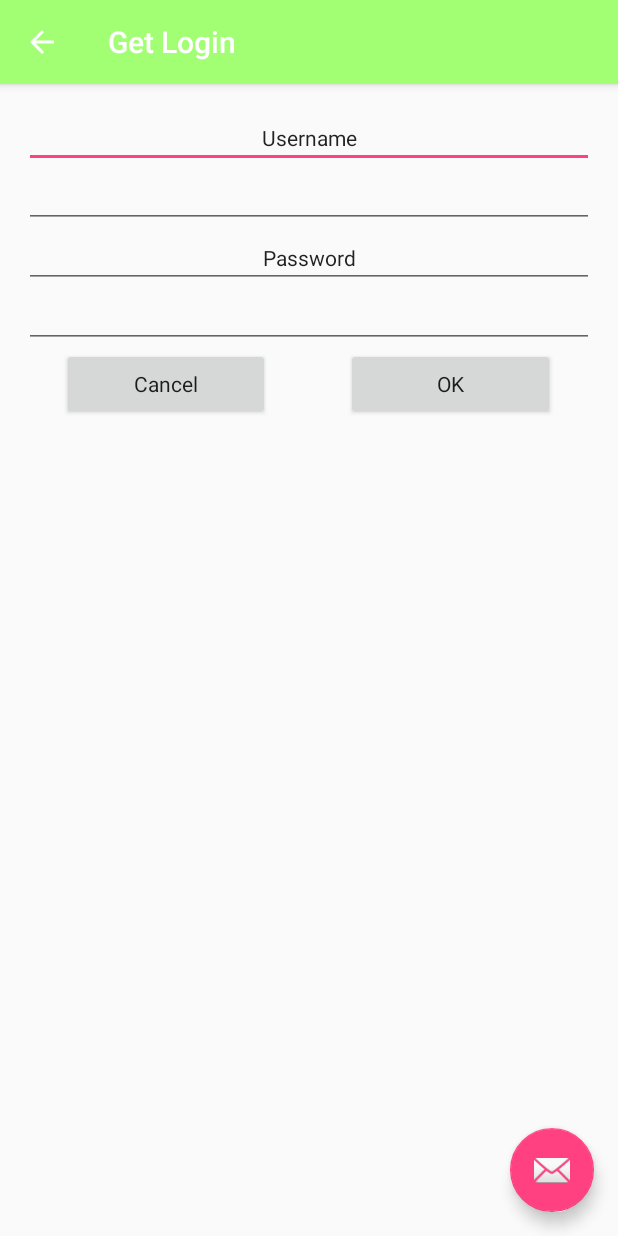
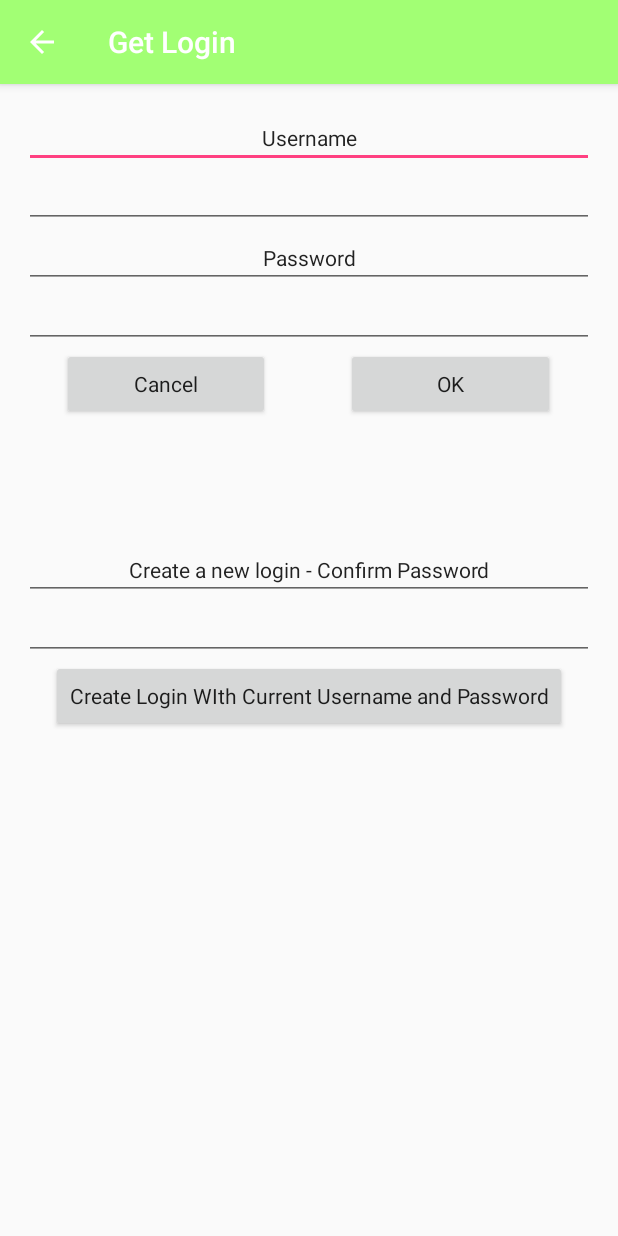
Before and after one commit to Biometrix-Health-Self-Improvement/Biometrix-Old, an Android app: the GetLoginActivity screen opened directly, with no data from a screen before it, on a phone screen of 412 x 824 dp. Run offline under Robolectric (Android 15) with nearby library versions, the phone set to English and light mode, and no system bars.

Commit message:
Finished Allowing a user to create the login. Get login form now also passes the username and password back to the activity that calls it.

```diff
--- a/AndroidProject/Biometrix/biometrixApp/src/main/java/com/rocket/biometrix/GetLoginActivity.java
+++ b/AndroidProject/Biometrix/biometrixApp/src/main/java/com/rocket/biometrix/GetLoginActivity.java
@@ -1,5 +1,7 @@
 package com.rocket.biometrix;
 
+import android.app.ActionBar;
+import android.content.Intent;
 import android.os.Bundle;
 import android.support.design.widget.FloatingActionButton;
 import android.support.design.widget.Snackbar;
@@ -13,8 +15,9 @@ public class GetLoginActivity extends AppCompatActivity implements AsyncResponse
 
     private Boolean loginSuccessful;
 
-
-
+    private String username;
+    private String password;
+    private String confirmedPassword;
 
     @Override
     protected void onCreate(Bundle savedInstanceState)
@@ -24,25 +27,18 @@ public class GetLoginActivity extends AppCompatActivity implements AsyncResponse
         Toolbar toolbar = (Toolbar) findViewById(R.id.toolbar);
         setSupportActionBar(toolbar);
 
+        username = null;
+        password = null;
+        confirmedPassword = null;
+
+        getSupportActionBar().setDisplayHomeAsUpEnabled(true);
+
         loginSuccessful = false;
-
-        FloatingActionButton fab = (FloatingActionButton) findViewById(R.id.fab);
-        fab.setOnClickListener(new View.OnClickListener() {
-            @Override
-            public void onClick(View view) {
-                Snackbar.make(view, "Replace with your own action", Snackbar.LENGTH_LONG)
-                        .setAction("Action", null).show();
-            }
-        });
-        getSupportActionBar().setDisplayHomeAsUpEnabled(true);
     }
 
 
     public void okayButtonClick(View view)
     {
-        String username = null;
-        String password = null;
-
         EditText usernameEdit =  (EditText) findViewById(R.id.usernameEditText);
         username = usernameEdit.getText().toString();
 
@@ -51,7 +47,35 @@ public class GetLoginActivity extends AppCompatActivity implements AsyncResponse
 
         //loginSuccessful = tryLogin(username, password);
 
-        new DatabaseLoginConnect(this).execute(username, password);
+        new DatabaseLoginConnect(this).execute(DatabaseConnectionTypes.LOGIN_CHECK,username, password);
+
+    }
+
+    public void cancelButtonClick(View view)
+    {
+        this.onBackPressed();
+    }
+
+    public void newLoginButtonClick(View view)
+    {
+        EditText usernameEdit =  (EditText) findViewById(R.id.usernameEditText);
+        username = usernameEdit.getText().toString();
+
+        EditText passwordEdit = (EditText) findViewById(R.id.passwordEditText);
+        password = passwordEdit.getText().toString();
+
+        EditText passwordConfirmEdit = (EditText) findViewById(R.id.confirmPasswordEditText);
+        confirmedPassword = passwordConfirmEdit.getText().toString();
+
+        if (password.equals(confirmedPassword))
+        {
+            new DatabaseLoginConnect(this).execute(DatabaseConnectionTypes.LOGIN_CREATE,username, password);
+        }
+        else
+        {
+            Toast.makeText(getApplicationContext(), "Passwords do not match", Toast.LENGTH_LONG).show();
+        }
+
     }
 
     @Override
@@ -69,6 +93,15 @@ public class GetLoginActivity extends AppCompatActivity implements AsyncResponse
         if (loginSuccessful)
         {
             Toast.makeText(getApplicationContext(), "Login Succeeded", Toast.LENGTH_LONG).show();
+
+            //Create's an "intent" to passback user information with keys username and password.
+            Intent dataPassback = new Intent();
+            dataPassback.putExtra("username", username);
+            dataPassback.putExtra("password", password);
+
+            setResult(RESULT_OK, dataPassback);
+            finish();
+
         }
         else
         {
--- a/AndroidProject/Biometrix/biometrixApp/src/main/res/layout/activity_get_login.xml
+++ b/AndroidProject/Biometrix/biometrixApp/src/main/res/layout/activity_get_login.xml
@@ -17,9 +17,4 @@
 
     <include layout="@layout/content_get_login" />
 
-    <android.support.design.widget.FloatingActionButton android:id="@+id/fab"
-        android:layout_width="wrap_content" android:layout_height="wrap_content"
-        android:layout_gravity="bottom|end" android:layout_margin="@dimen/fab_margin"
-        android:src="@android:drawable/ic_dialog_email" />
-
 </android.support.design.widget.CoordinatorLayout>
--- a/AndroidProject/Biometrix/biometrixApp/src/main/res/layout/content_get_login.xml
+++ b/AndroidProject/Biometrix/biometrixApp/src/main/res/layout/content_get_login.xml
@@ -97,7 +97,8 @@
                 android:layout_height="wrap_content"
                 android:text="Cancel"
                 android:id="@+id/loginCancelButton"
-                android:layout_weight="1" />
+                android:layout_weight="1"
+                android:onClick="cancelButtonClick" />
 
             <Space
                 android:layout_width="wrap_content"
@@ -122,5 +123,48 @@
                 style="@style/AppTheme" />
         </LinearLayout>
 
+        <Space
+            android:layout_width="match_parent"
+            android:layout_height="wrap_content"
+            android:layout_gravity="center_horizontal"
+            android:layout_weight="0.20" />
+
+        <EditText
+            style="@style/AppTheme"
+            android:layout_width="match_parent"
+            android:layout_height="wrap_content"
+            android:id="@+id/confirmPasswordText"
+            android:layout_gravity="center_horizontal"
+            android:text="Create a new login - Confirm Password"
+            android:textAlignment="center"
+            android:inputType="none"
+            android:editable="false"
+            android:textIsSelectable="false"
+            android:enabled="true"
+            android:focusable="false" />
+
+        <EditText
+            style="@style/AppTheme"
+            android:layout_width="match_parent"
+            android:layout_height="wrap_content"
+            android:inputType="textPassword"
+            android:ems="10"
+            android:id="@+id/confirmPasswordEditText"
+            android:editable="true"
+            android:enabled="true"
+            android:focusable="true"
+            android:clickable="true"
+            android:layout_gravity="center_horizontal" />
+
+        <Button
+            style="@style/AppTheme"
+            android:layout_width="wrap_content"
+            android:layout_height="wrap_content"
+            android:text="Create Login WIth Current Username and Password"
+            android:id="@+id/button"
+            android:textAlignment="center"
+            android:layout_gravity="center_horizontal"
+            android:onClick="newLoginButtonClick" />
+
     </LinearLayout>
 </RelativeLayout>
--- a/AndroidProject/Biometrix/biometrixApp/src/main/res/layout/content_initial_activity_with_pullout_menu.xml
+++ b/AndroidProject/Biometrix/biometrixApp/src/main/res/layout/content_initial_activity_with_pullout_menu.xml
@@ -12,7 +12,7 @@
 
     <TextView android:text="Hello World!" android:layout_width="wrap_content"
         android:layout_height="wrap_content"
-        android:id="@+id/textView2" />
+        android:id="@+id/textGreeting" />
 
     <Button
 
@@ -21,7 +21,7 @@
         android:text="Calendar and Emtion Rater Activity"
         android:id="@+id/buttonSwitchToCalendarEmotion"
         android:layout_marginTop="159dp"
-        android:layout_below="@+id/textView2"
+        android:layout_below="@+id/textGreeting"
         android:layout_centerHorizontal="true"
         android:onClick="onClickActivtyCalendarEmotionRater"/>
 </RelativeLayout>
```
Also changed, not shown: AndroidProject/Biometrix/biometrixApp/src/main/java/com/rocket/biometrix/DatabaseConnectionTypes.java (added, +31 -0 lines), AndroidProject/Biometrix/biometrixApp/src/main/java/com/rocket/biometrix/DatabaseLoginConnect.java (+101 -31 lines), AndroidProject/Biometrix/biometrixApp/src/main/java/com/rocket/biometrix/InitialActivityWithPulloutMenu.java (+31 -2 lines), 1 other file.
